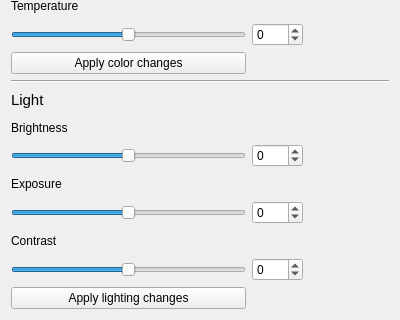
Old version of the form Palette/ColorControls.ui in the repository JosefNatanael/ThePhotoEditor; both pictures show x 0 to 400 and y 322 to 642 of the 400 by 642 pixel window.
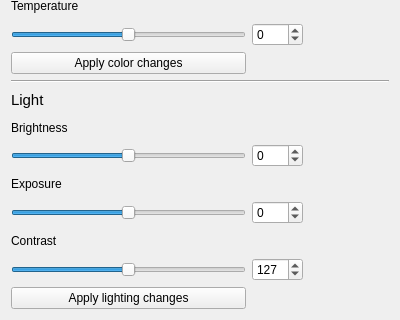
New version of the form.

Commit message: Fixed Version Control sequence, contrast slider, and .pro

Patch:
```diff
--- a/Palette/ColorControls.ui
+++ b/Palette/ColorControls.ui
@@ -169,13 +169,13 @@
    <item row="21" column="1">
     <widget class="QSpinBox" name="contrastSpinBox">
      <property name="minimum">
-      <number>-255</number>
+      <number>0</number>
      </property>
      <property name="maximum">
       <number>255</number>
      </property>
      <property name="value">
-      <number>0</number>
+      <number>127</number>
      </property>
     </widget>
    </item>
```
Left out of the diff: 4 changed lines with no effect on the pictures. The commit also changes 3 other files.
